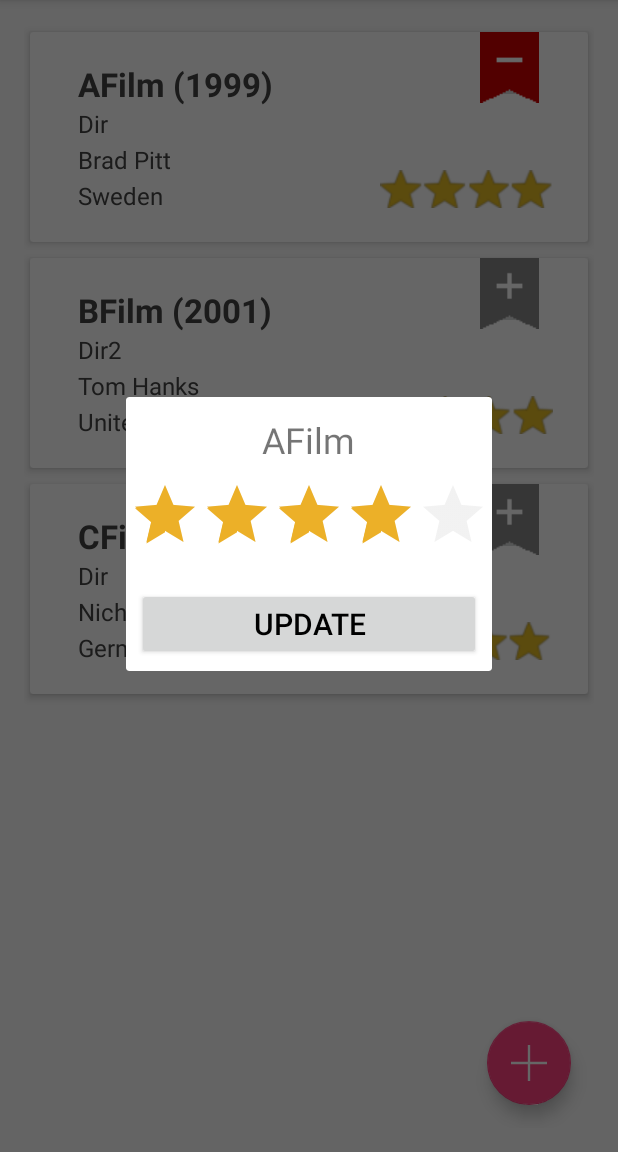
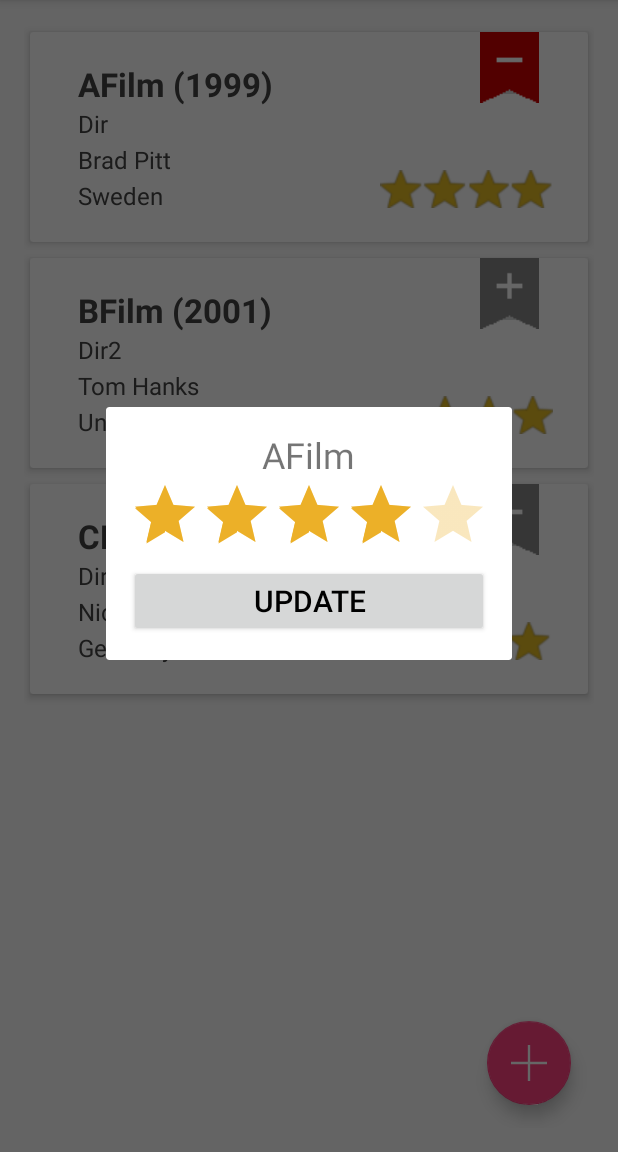
Before and after one commit to dsegoviat/android-project, an Android app: the screen it shows after launch (DrawerActivity), after a tap on an icon or button, on a phone screen of 412 x 824 dp, the part 84-1236 px from its top. Run offline under Robolectric (Android 15) with nearby library versions, the phone set to English and light mode, and no system bars; 1 other tap on this screen came first.

Commit message:
Watchlist logic now works correctly

```diff
--- a/app/src/main/java/com/example/pr_idi/mydatabaseexample/model/RecyclerViewAdapter.java
+++ b/app/src/main/java/com/example/pr_idi/mydatabaseexample/model/RecyclerViewAdapter.java
@@ -16,17 +16,20 @@ import android.widget.Toast;
 import com.example.pr_idi.mydatabaseexample.R;
 import com.example.pr_idi.mydatabaseexample.view.DrawerActivity;
 
+import java.util.Collections;
 import java.util.List;
 
 public class RecyclerViewAdapter extends RecyclerView.Adapter<RecyclerViewAdapter.CustomViewHolder> {
     private List<Film> filmList;
     private Context mContext;
     private boolean showWatchlistBtn;
+    private WatchlistFilms watchFilms;
 
     public RecyclerViewAdapter(Context context, List<Film> filmList, boolean swb) {
         this.filmList = filmList;
         this.mContext = context;
         this.showWatchlistBtn = swb;
+        this.watchFilms = WatchlistFilms.getInstance();
     }
 
     @Override
@@ -74,31 +77,31 @@ public class RecyclerViewAdapter extends RecyclerView.Adapter<RecyclerViewAdapte
         }
 
         if(showWatchlistBtn) {
-            if(((DrawerActivity) mContext).isInWatchlist(film)) {
-                customViewHolder.addToWatchlist.setImageDrawable(mContext.getResources().getDrawable(R.drawable.watchlist_remove, mContext.getApplicationContext().getTheme()));
+            if(watchFilms.isInWatchlist(film)) {
+                customViewHolder.watchlistButton.setImageDrawable(mContext.getResources().getDrawable(R.drawable.watchlist_remove, mContext.getApplicationContext().getTheme()));
             }
-            customViewHolder.addToWatchlist.setOnClickListener(new View.OnClickListener() {
+            customViewHolder.watchlistButton.setOnClickListener(new View.OnClickListener() {
                 @Override
                 public void onClick(View view) {
-                    if(((DrawerActivity) mContext).isInWatchlist(film)) {
-                        ((DrawerActivity) mContext).removeFromWatchlist(film);
+                    if(watchFilms.isInWatchlist(film)) {
+                        watchFilms.removeFromWatchlist(film);
 
                         Toast toast = Toast.makeText(mContext, "Film removed from watchlist", Toast.LENGTH_SHORT);
                         toast.show();
 
-                        customViewHolder.addToWatchlist.setImageDrawable(mContext.getResources().getDrawable(R.drawable.watchlist_add, mContext.getApplicationContext().getTheme()));
+                        customViewHolder.watchlistButton.setImageDrawable(mContext.getResources().getDrawable(R.drawable.watchlist_add, mContext.getApplicationContext().getTheme()));
                     } else {
-                        ((DrawerActivity) mContext).addToWatchlist(film);
+                        watchFilms.addToWatchlist(film);
 
                         Toast toast = Toast.makeText(mContext, "Film added to watchlist", Toast.LENGTH_SHORT);
                         toast.show();
 
-                        customViewHolder.addToWatchlist.setImageDrawable(mContext.getResources().getDrawable(R.drawable.watchlist_remove, mContext.getApplicationContext().getTheme()));
+                        customViewHolder.watchlistButton.setImageDrawable(mContext.getResources().getDrawable(R.drawable.watchlist_remove, mContext.getApplicationContext().getTheme()));
                     }
                 }
             });
         } else {
-            customViewHolder.addToWatchlist.setVisibility(View.GONE);
+            customViewHolder.watchlistButton.setVisibility(View.GONE);
         }
 
         customViewHolder.filmPuntuacio.setOnClickListener(new View.OnClickListener() {
@@ -125,7 +128,7 @@ public class RecyclerViewAdapter extends RecyclerView.Adapter<RecyclerViewAdapte
         protected TextView filmProtagonista;
         protected TextView filmPais;
         protected ImageView filmPuntuacio;
-        protected ImageButton addToWatchlist;
+        protected ImageButton watchlistButton;
 
         public CustomViewHolder(View view) {
             super(view);
@@ -134,7 +137,7 @@ public class RecyclerViewAdapter extends RecyclerView.Adapter<RecyclerViewAdapte
             this.filmProtagonista = (TextView) view.findViewById(R.id.protagonista);
             this.filmPais = (TextView) view.findViewById(R.id.pais);
             this.filmPuntuacio = (ImageView) view.findViewById(R.id.puntuacio);
-            this.addToWatchlist = (ImageButton) view.findViewById(R.id.add_watchlist);
+            this.watchlistButton = (ImageButton) view.findViewById(R.id.add_watchlist);
         }
     }
 
@@ -159,6 +162,7 @@ public class RecyclerViewAdapter extends RecyclerView.Adapter<RecyclerViewAdapte
     public void onRateChanged() {
         filmList.clear();
         filmList.addAll(FilmData.getInstance().getAllFilms());
+        Collections.sort(filmList, new FilmComparatorTitle());
         notifyDataSetChanged();
     }
 
--- /dev/null
+++ b/app/src/main/java/com/example/pr_idi/mydatabaseexample/model/WatchlistFilms.java
@@ -0,0 +1,44 @@
+package com.example.pr_idi.mydatabaseexample.model;
+
+
+import java.util.ArrayList;
+import java.util.List;
+
+public class WatchlistFilms {
+
+    private static WatchlistFilms instance = null;
+    private List<Film> savedFilms;
+
+    protected WatchlistFilms() {
+        savedFilms = new ArrayList<>();
+    }
+
+    public static WatchlistFilms getInstance() {
+        if (instance == null)
+            instance = new WatchlistFilms();
+        return instance;
+    }
+
+    public List<Film> getSavedFilms() {
+        return savedFilms;
+    }
+
+    public void addToWatchlist(Film film) {
+        savedFilms.add(film);
+    }
+
+    public void removeFromWatchlist(Film film) {
+        for (Film f : savedFilms) {
+            if (f.getId() == film.getId())
+                savedFilms.remove(film);
+        }
+    }
+
+    public boolean isInWatchlist(Film film) {
+        for (Film f : savedFilms) {
+            if (f.getId() == film.getId())
+                return true;
+        }
+        return false;
+    }
+}
--- a/app/src/main/java/com/example/pr_idi/mydatabaseexample/view/DrawerActivity.java
+++ b/app/src/main/java/com/example/pr_idi/mydatabaseexample/view/DrawerActivity.java
@@ -4,9 +4,12 @@ import android.app.Dialog;
 import android.app.SearchManager;
 import android.content.Context;
 import android.content.Intent;
+import android.graphics.drawable.Drawable;
+import android.graphics.drawable.LayerDrawable;
 import android.os.Bundle;
 import android.support.design.widget.NavigationView;
 import android.support.v4.app.FragmentManager;
+import android.support.v4.graphics.drawable.DrawableCompat;
 import android.support.v4.view.GravityCompat;
 import android.support.v4.widget.DrawerLayout;
 import android.support.v7.app.ActionBarDrawerToggle;
@@ -17,7 +20,10 @@ import android.util.Log;
 import android.view.Menu;
 import android.view.MenuItem;
 import android.view.View;
+import android.view.ViewGroup;
+import android.view.Window;
 import android.widget.Button;
+import android.widget.LinearLayout;
 import android.widget.RatingBar;
 import android.widget.TextView;
 
@@ -233,11 +239,16 @@ public class DrawerActivity extends AppCompatActivity
 
     public void taskRatingPopup(final Film film) {
         Context mainScreen = this;
+
         rankDialog = new Dialog(mainScreen);
+        rankDialog.getWindow().requestFeature(Window.FEATURE_NO_TITLE);
         rankDialog.setContentView(R.layout.rank_dialog);
+//        rankDialog.setContentView(ratingBar);
         rankDialog.setCancelable(true);
         final RatingBar ratingBar = (RatingBar) rankDialog.findViewById(R.id.dialog_ratingbar);
         ratingBar.setRating(film.getCritics_rate()); //Change this
+//        ratingBar.setLayoutParams(new LinearLayout.LayoutParams(rankDialog);
+
 //        Drawable drawable = ratingBar.getProgressDrawable();
 //        drawable.setColorFilter(Color.parseColor("#f5f8a0"), PorterDuff.Mode.SRC_ATOP);
         TextView title = (TextView) rankDialog.findViewById(R.id.rank_dialog_text1);
--- a/app/src/main/res/layout/rank_dialog.xml
+++ b/app/src/main/res/layout/rank_dialog.xml
@@ -3,16 +3,18 @@
     android:layout_width="wrap_content"
     android:layout_height="wrap_content"
     android:orientation="vertical"
-    android:padding="2dip">
-
-    <TextView android:text="Doctor's Name" android:id="@+id/rank_dialog_text1"
-        android:textSize="24dp" android:layout_marginTop="10dp"
-        android:layout_width="wrap_content" android:layout_height="wrap_content"
+    android:layout_marginTop="15dp"
+    android:layout_marginBottom="15dp"
+    android:layout_marginStart="15dp"
+    android:layout_marginEnd="15dp">
+    <TextView android:id="@+id/rank_dialog_text1"
+        android:textSize="24dp"
+        android:layout_width="wrap_content"
+        android:layout_height="wrap_content"
         android:layout_gravity="center"/>
 
     <RatingBar
         android:id="@+id/dialog_ratingbar"
-        android:layout_marginTop="10dp" android:layout_marginBottom="10dp"
         android:layout_width="wrap_content"
         android:layout_height="wrap_content"
         android:clickable="true"
@@ -24,7 +26,8 @@
     <Button android:id="@+id/rank_dialog_button"
         android:layout_height="wrap_content"
         android:text="Update"  android:focusable="false"
-        android:layout_margin="5dip" android:textColor="#000000"
-        android:textSize="20dip" android:layout_width="fill_parent" />
+        android:textColor="#000000"
+        android:textSize="20dip" android:layout_width="fill_parent"/>
+
 
 </LinearLayout>
--- a/app/src/main/res/values/styles.xml
+++ b/app/src/main/res/values/styles.xml
@@ -22,7 +22,8 @@
 
     <style name="RatingBar" parent="Theme.AppCompat">
         <item name="colorControlActivated">@color/sunsetYellow</item>
-        <item name="colorControlNormal">@color/lightGrey</item>
+        <item name="colorControlNormal">@color/sunsetYellow</item>
+        <item name="colorControlHighlight">@color/sunsetYellow</item>
     </style>
 
 </resources>
```
Also changed, not shown: app/src/main/java/com/example/pr_idi/mydatabaseexample/view/WatchlistFragment.java (+5 -2 lines).
